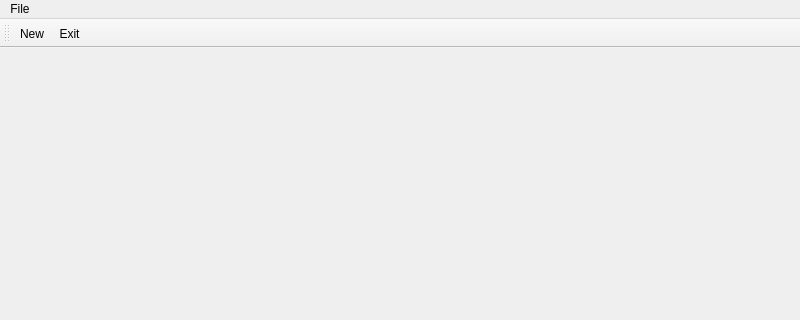
This is mainwindow.ui in martinribelotta/SoCConf as Qt 5 draws it before an edit; both pictures show x 0 to 800 and y 0 to 320 of the 800 by 600 pixel window. The edited form follows.
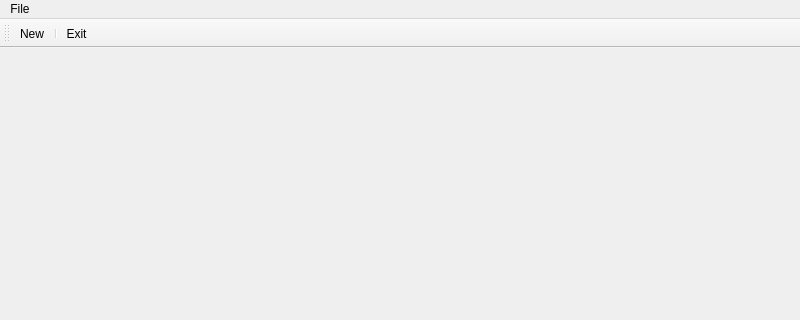
This is the edited form. Icons and pictures are not drawn.

The edit to the form file:
```diff
--- a/mainwindow.ui
+++ b/mainwindow.ui
@@ -45,6 +45,7 @@
     <bool>false</bool>
    </attribute>
    <addaction name="actionNew"/>
+   <addaction name="separator"/>
    <addaction name="actionExit"/>
   </widget>
   <action name="actionExit">
```
Left out of the diff: 14 changed lines with no effect on the pictures.
